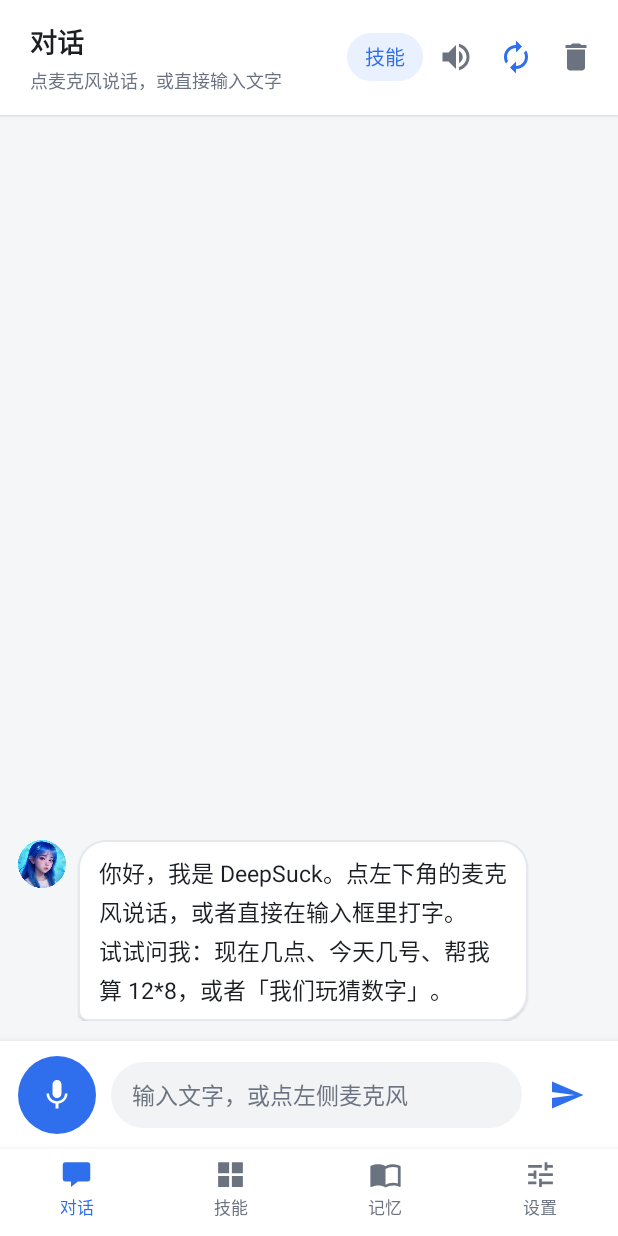
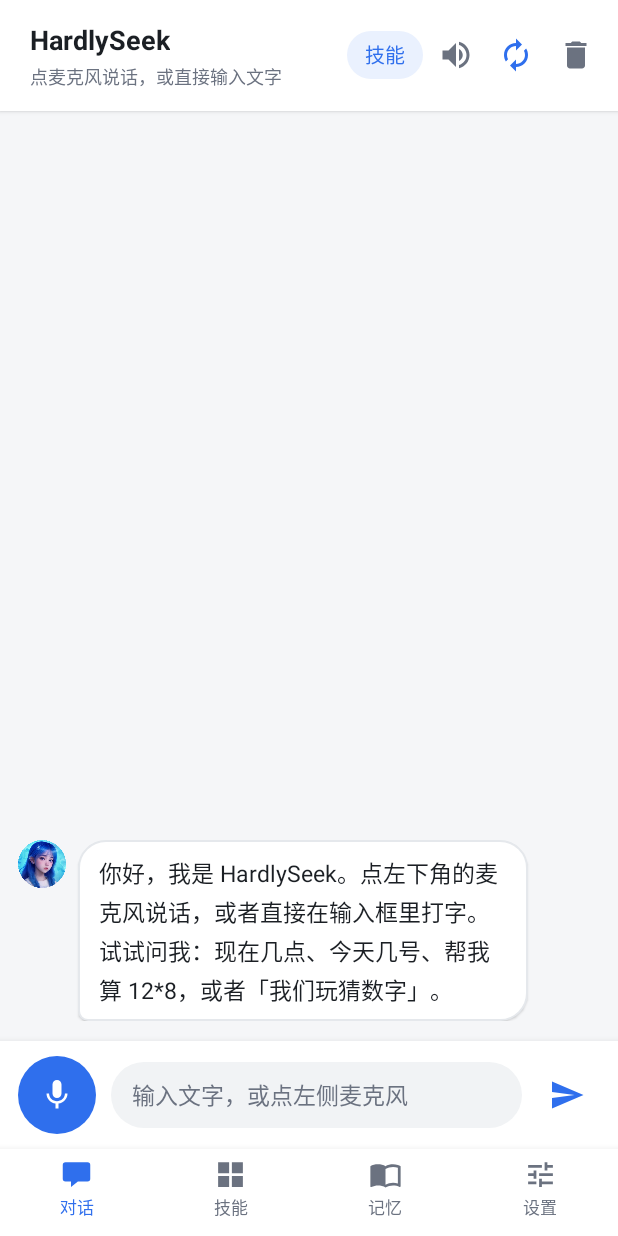
Before and after one commit to Ylll0123/VoiceAssistant_Android, an Android app: the screen it shows after launch (VoiceAssistantActivity), on a phone screen of 412 x 824 dp. Run offline under Robolectric (Android 15) with nearby library versions, the phone set to English and light mode, and no system bars; pictures from the network do not load.

Commit message:
v3.3：更名 HardlySeek、顶栏显示软件名与当前状态、新增复读朗读、联网状态感知
- 更名：app_name/欢迎语/自我介绍/技能页文案统一为 HardlySeek，昵称小 H；
  旧对话里带旧名字的欢迎语在恢复时自动刷新，其余历史保留
- 顶栏：标题改为软件名，下面一行显示当前状态/正在做什么（思考、联网、聆听），限单行省略
- 复读朗读：新增 EchoTool，「说出/念出/朗读/复读/跟我读/背诵…」后面的字原样念出；
  动词表收窄避免抢走「重复利用是什么意思」这类正常提问
- 联网：补 ACCESS_NETWORK_STATE + NetworkState，没网时 Http 直接失败回落本地，不再干等 7s
- 379 单测全绿、Lint 0 错误；归档 HardlySeek-v3.3-echo.apk

```diff
--- a/app/build.gradle.kts
+++ b/app/build.gradle.kts
@@ -12,8 +12,8 @@ android {
         applicationId = "com.example.voiceassistant"
         minSdk = 28
         targetSdk = 37
-        versionCode = 16
-        versionName = "3.2"
+        versionCode = 17
+        versionName = "3.3"
 
         testInstrumentationRunner = "androidx.test.runner.AndroidJUnitRunner"
     }
--- a/app/src/main/AndroidManifest.xml
+++ b/app/src/main/AndroidManifest.xml
@@ -4,7 +4,9 @@
 
     <!-- 语音输入需要录音权限；系统语音识别走网络时需要联网权限 -->
     <uses-permission android:name="android.permission.RECORD_AUDIO" />
+    <!-- 联网搜索：天气 / 百科 / 必应摘要都需要 -->
     <uses-permission android:name="android.permission.INTERNET" />
+    <uses-permission android:name="android.permission.ACCESS_NETWORK_STATE" />
 
     <!--
         提醒 / 计时：到点弹通知，重启后把闹钟重排。
--- a/app/src/main/java/com/example/voiceassistant/assistant/AssistantRules.kt
+++ b/app/src/main/java/com/example/voiceassistant/assistant/AssistantRules.kt
@@ -640,9 +640,9 @@ object AssistantRules {
         override val intent = "identity"
 
         private val variants = listOf(
-            "我是 DeepSuck，一个跑在你手机上的本地语音助手。所有规则都在设备上执行，不联网也能用。",
-            "我是 DeepSuck，住在你手机里的本地语音助手。不上传、不联网，聊的每一句都留在设备上。",
-            "叫我 DeepSuck 就行。规则和语料都在本地，你教我的话我都记在这台手机里。"
+            "我是 HardlySeek，一个跑在你手机上的本地语音助手。所有规则都在设备上执行，不联网也能用。",
+            "我是 HardlySeek，住在你手机里的本地语音助手。不上传、不联网，聊的每一句都留在设备上。",
+            "叫我 HardlySeek 就行。规则和语料都在本地，你教我的话我都记在这台手机里。"
         )
 
         override fun reply(request: AssistantRequest): RuleReply? {
@@ -878,7 +878,7 @@ object AssistantRules {
             "嗨，我在。想先来点实用的，还是随便聊聊？我可以查天气、做翻译，也能陪你把一件事拆开想。",
             "{greeting}。除了陪你聊天，我还能查天气、翻译单词、帮你分析问题——先来哪个？",
             "你好呀。不知道从哪开始的话，可以问我「北京天气怎么样」「苹果用英语怎么说」，或者直接说你想解决的事。",
-            "{greeting}，我是 DeepSuck。我能查天气、做翻译、帮你理清思路，也能陪你闲聊。想从哪开始？",
+            "{greeting}，我是 HardlySeek。我能查天气、做翻译、帮你理清思路，也能陪你闲聊。想从哪开始？",
             "嗨，来啦。今天有什么想聊的，或者需要我帮你拿个主意？"
         )
 
--- a/app/src/main/java/com/example/voiceassistant/memory/MemorySeed.kt
+++ b/app/src/main/java/com/example/voiceassistant/memory/MemorySeed.kt
@@ -12,8 +12,8 @@ package com.example.voiceassistant.memory
 object MemorySeed {
 
     val pairs: List<Pair<String, String>> = listOf(
-        "你是谁" to "我是 DeepSuck，全部能力都在手机上跑，不联网也能用。",
-        "你叫什么名字" to "我叫 DeepSuck，你也可以叫我小 D。",
+        "你是谁" to "我是 HardlySeek，全部能力都在手机上跑，不联网也能用。",
+        "你叫什么名字" to "我叫 HardlySeek，你也可以叫我小 H。",
         "你是真人吗" to "不是，我是一段代码。不过我可以陪你聊天、帮你算数和记事情。",
         "你几岁了" to "严格说，我从你装上这个 App 的那天开始算年龄。",
         "你住在哪" to "我住在你的手机本地存储里，也就是这张记忆表。",
--- a/app/src/main/java/com/example/voiceassistant/network/Http.kt
+++ b/app/src/main/java/com/example/voiceassistant/network/Http.kt
@@ -30,6 +30,8 @@ object Http {
 
     /** 阻塞式 GET，失败返回 null */
     fun get(url: String, timeoutMs: Int = DEFAULT_TIMEOUT_MS): String? = runCatching {
+        // 飞行模式 / 没网：直接失败，别让用户干等 7 秒超时
+        if (!NetworkState.isOnline()) return null
         val conn = URL(url).openConnection() as HttpURLConnection
         try {
             conn.requestMethod = "GET"
@@ -57,6 +59,8 @@ object Http {
         body: String,
         timeoutMs: Int = DEFAULT_TIMEOUT_MS
     ): Pair<String?, Int> {
+        // 没网就别连了：返回 (null, 0)，上层按「连不上」处理并回落本地
+        if (!NetworkState.isOnline()) return null to 0
         val conn = URL(url).openConnection() as HttpURLConnection
         return try {
             conn.requestMethod = "POST"
--- /dev/null
+++ b/app/src/main/java/com/example/voiceassistant/network/NetworkState.kt
@@ -0,0 +1,37 @@
+package com.example.voiceassistant.network
+
+import android.content.Context
+import android.net.ConnectivityManager
+import android.net.NetworkCapabilities
+
+/**
+ * 网络层：**当前有没有网**。
+ *
+ * 只有一个用途：没网时别让请求在那儿干等 7 秒超时，直接失败、
+ * 立刻回落到本地内容——用户体感是「秒回」而不是「转圈半天再告诉你没网」。
+ *
+ * ## 为什么允许降级成"当作有网"
+ * 判断不出状态时（还没 init、拿不到 ConnectivityManager）一律当**有网**：
+ * 真没网的话请求自己会失败并回落，比误判成没网、白白不尝试要安全。
+ */
+object NetworkState {
+
+    private var appContext: Context? = null
+
+    /** 启动时调一次即可；之后各层都能查 */
+    fun init(context: Context) {
+        appContext = context.applicationContext
+    }
+
+    /** 有网返回 true；状态未知也返回 true（交给真实请求去试） */
+    fun isOnline(): Boolean {
+        val context = appContext ?: return true
+        val manager = runCatching {
+            context.getSystemService(ConnectivityManager::class.java)
+        }.getOrNull() ?: return true
+        val caps = runCatching {
+            manager.getNetworkCapabilities(manager.activeNetwork)
+        }.getOrNull() ?: return false
+        return caps.hasCapability(NetworkCapabilities.NET_CAPABILITY_INTERNET)
+    }
+}
--- a/app/src/main/java/com/example/voiceassistant/tool/ToolReply.kt
+++ b/app/src/main/java/com/example/voiceassistant/tool/ToolReply.kt
@@ -27,4 +27,7 @@ object ToolIntent {
 
     /** 让助手闭嘴（静音 / 停止播报），UI 层据此 stopSpeaking */
     const val TTS_STOP = "tts_stop"
+
+    /** 复读 / 朗读：原样说出后面的字 */
+    const val ECHO = "echo"
 }
--- a/app/src/main/java/com/example/voiceassistant/ui/VoiceAssistantActivity.kt
+++ b/app/src/main/java/com/example/voiceassistant/ui/VoiceAssistantActivity.kt
@@ -38,12 +38,14 @@ import com.example.voiceassistant.core.HistoryManager
 import com.example.voiceassistant.core.RoutePlanner
 import com.example.voiceassistant.data.AppSettings
 import com.example.voiceassistant.data.ChatHistoryStore
+import com.example.voiceassistant.data.ChatMessage
 import com.example.voiceassistant.data.ChatSession
 import com.example.voiceassistant.handler.qa.QaLib
 import com.example.voiceassistant.handler.qa.QaLocalHandler
 import com.example.voiceassistant.handler.web.WebHandler
 import com.example.voiceassistant.memory.MemorySeed
 import com.example.voiceassistant.network.LlmResult
+import com.example.voiceassistant.network.NetworkState
 import com.example.voiceassistant.memory.SqliteMemoryRepository
 import com.example.voiceassistant.reminder.ReminderAlarm
 import com.example.voiceassistant.reminder.Reminders
@@ -244,12 +246,17 @@ class VoiceAssistantActivity : AppCompatActivity(), AsrManager.Listener, TtsMana
         // 把重启 / 覆盖安装后丢掉的闹钟重新排上
         Reminders.install(this)
 
+        // 联网状态：没网时网络层直接失败回落本地，不再干等超时
+        NetworkState.init(this)
+
         // 小模型要先于会话创建（会话的引擎里要引用它）
         localModel = createLocalModel()
 
         // 上次的对话先恢复出来，再补欢迎语：
         // 否则重启后屏幕上只剩一句自我介绍，追问「那明天呢」就接不上了
-        session.restore(chatHistory.load())
+        // 旧记录里的欢迎语带的是旧名字，先剔掉，用当前文案重新放回最前面
+        val saved = chatHistory.load().filterNot { it.isOldWelcome() }
+        session.restore(listOf(newWelcome()) + saved)
         session.onChanged = { chatHistory.save(it) }
         session.ensureWelcome(getString(R.string.welcome))
 
@@ -624,6 +631,20 @@ class VoiceAssistantActivity : AppCompatActivity(), AsrManager.Listener, TtsMana
         ) { reply -> finishTurn(seq, reply, cleaned.first()) }
     }
 
+    /** 当前文案的欢迎语气泡 */
+    private fun newWelcome() = ChatMessage(text = getString(R.string.welcome), isUser = false)
+
+    /**
+     * 是不是「旧名字」的欢迎语。
+     *
+     * 落盘的历史里第一条永远是欢迎语，改名之后它上面还印着旧名字，
+     * 恢复时剔掉重放，屏幕上就不会出现「我叫旧名字」这种穿帮。
+     */
+    private fun ChatMessage.isOldWelcome(): Boolean =
+        !isUser && kind == ChatMessage.KIND_NORMAL &&
+            text.startsWith(WELCOME_HEAD) &&
+            !text.contains(getString(R.string.app_name))
+
     /** 当前生效的运行期配置 */
     private fun config(): AssistantRouter.Config = AssistantRouter.Config(
         onlineEnabled = onlineSearchEnabled,
@@ -854,5 +875,8 @@ class VoiceAssistantActivity : AppCompatActivity(), AsrManager.Listener, TtsMana
 
         /** 本地小模型训练进度的存档文件名 */
         const val MODEL_FILE = "ngram_model.txt"
+
+        /** 欢迎语的开头（用来认出旧名字的欢迎语） */
+        const val WELCOME_HEAD = "你好，我是"
     }
 }
--- a/app/src/main/res/layout/chat_fragment.xml
+++ b/app/src/main/res/layout/chat_fragment.xml
@@ -31,15 +31,17 @@
                 android:id="@+id/tvTitle"
                 android:layout_width="wrap_content"
                 android:layout_height="wrap_content"
-                android:text="@string/tab_chat"
+                android:text="@string/app_name"
                 android:textColor="@color/text_primary"
                 android:textSize="18sp"
                 android:textStyle="bold" />
 
             <TextView
                 android:id="@+id/tvStatus"
-                android:layout_width="wrap_content"
+                android:layout_width="match_parent"
                 android:layout_height="wrap_content"
+                android:ellipsize="end"
+                android:maxLines="1"
                 android:layout_marginTop="3dp"
                 android:text="@string/status_idle"
                 android:textColor="@color/text_secondary"
--- a/app/src/main/res/values/strings.xml
+++ b/app/src/main/res/values/strings.xml
@@ -1,5 +1,5 @@
 <resources>
-    <string name="app_name">DeepSuck</string>
+    <string name="app_name">HardlySeek</string>
 
     <!-- 底部导航 -->
     <string name="tab_chat">对话</string>
@@ -33,10 +33,10 @@
     <string name="desc_continuous_on">连续对话：已开启</string>
     <string name="desc_continuous_off">连续对话：已关闭</string>
     <string name="desc_clear">清空对话</string>
-    <string name="desc_avatar">DeepSuck 头像</string>
+    <string name="desc_avatar">HardlySeek 头像</string>
 
     <!-- 提示信息 -->
-    <string name="welcome">你好，我是 DeepSuck。点左下角的麦克风说话，或者直接在输入框里打字。\n试试问我：现在几点、今天几号、帮我算 12*8，或者「我们玩猜数字」。</string>
+    <string name="welcome">你好，我是 HardlySeek。点左下角的麦克风说话，或者直接在输入框里打字。\n试试问我：现在几点、今天几号、帮我算 12*8，或者「我们玩猜数字」。</string>
     <string name="error_no_permission">没有麦克风权限，先用文字输入吧</string>
     <string name="error_no_recognizer">这台设备没有可用的语音识别服务，请用文字输入</string>
     <string name="error_empty_input">先说点什么吧</string>
@@ -60,7 +60,7 @@
     <string name="settings_engine_pick">换语音引擎</string>
     <string name="settings_engine_default">系统默认</string>
     <string name="settings_engine_title">选择语音引擎</string>
-    <string name="settings_engine_preview">你好，我是 DeepSuck，这就是换完引擎后的声音。</string>
+    <string name="settings_engine_preview">你好，我是 HardlySeek，这就是换完引擎后的声音。</string>
     <string name="settings_engine_note">语速固定为系统默认；如果你手机自带的语音引擎效果不好，可以在这里换一个。</string>
 
     <string name="settings_group_style">说话方式</string>
```
Also changed, not shown: app/src/main/java/com/example/voiceassistant/assistant/SkillCatalog.kt (+8 -0 lines), app/src/main/java/com/example/voiceassistant/tool/EchoTool.kt (added, +47 -0 lines), app/src/main/java/com/example/voiceassistant/tool/ToolHandler.kt (+5 -2 lines), 4 other files.
